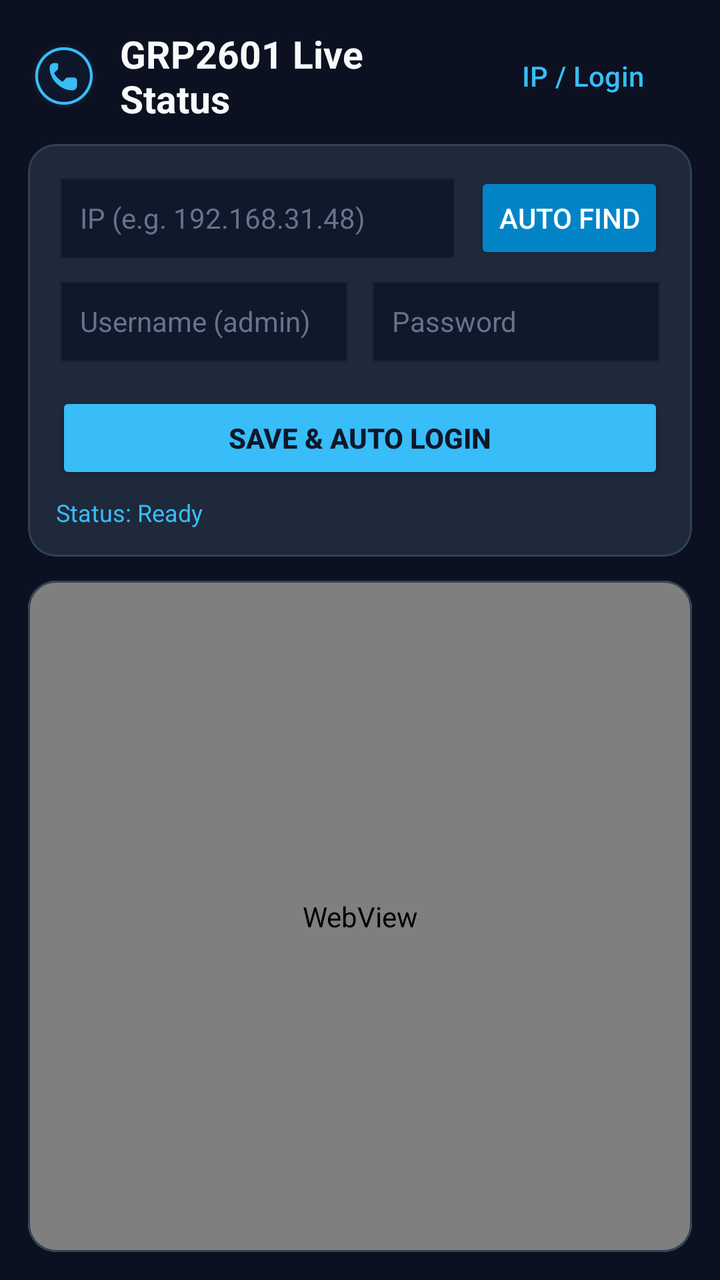
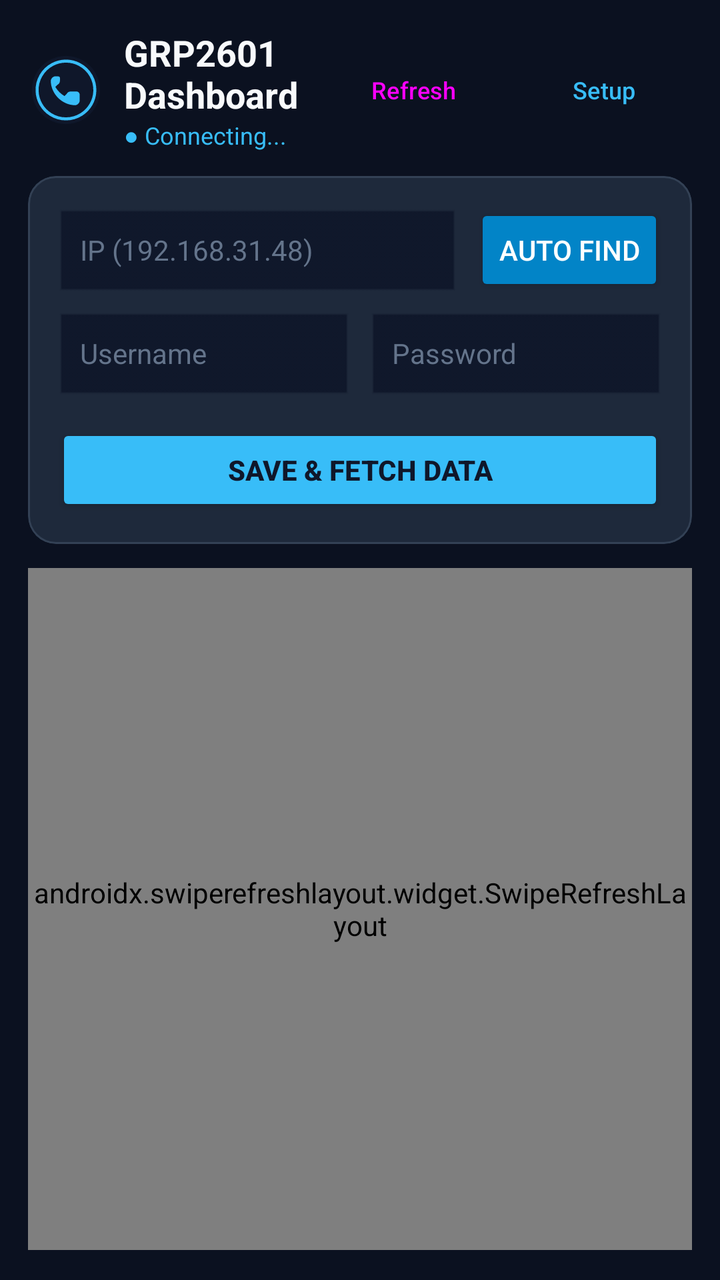

Before-and-after screenshots of an Android layout around one commit, followed by the original layout XML and the change that was made.
<!-- AndroidManifest.xml: application theme Theme.GRPManager -->
<!-- res/layout/activity_main.xml -->
<?xml version="1.0" encoding="utf-8"?>
<LinearLayout xmlns:android="http://schemas.android.com/apk/res/android"
    xmlns:app="http://schemas.android.com/apk/res-auto"
    android:layout_width="match_parent"
    android:layout_height="match_parent"
    android:background="#0B1120"
    android:orientation="vertical"
    android:padding="14dp">

    
    <LinearLayout
        android:layout_width="match_parent"
        android:layout_height="wrap_content"
        android:gravity="center_vertical"
        android:orientation="horizontal"
        android:paddingBottom="10dp">

        <ImageView
            android:layout_width="36dp"
            android:layout_height="36dp"
            android:src="@drawable/ic_grp_logo" />

        <TextView
            android:layout_width="0dp"
            android:layout_height="wrap_content"
            android:layout_marginStart="10dp"
            android:layout_weight="1"
            android:text="GRP2601 Live Status"
            android:textColor="#F8FAFC"
            android:textSize="19sp"
            android:textStyle="bold" />

        <Button
            android:id="@+id/btnToggleSettings"
            style="@style/Widget.Material3.Button.OutlinedButton"
            android:layout_width="wrap_content"
            android:layout_height="40dp"
            android:text="IP / Login"
            android:textColor="#38BDF8"
            app:strokeColor="#38BDF8" />
    </LinearLayout>

    
    <com.google.android.material.card.MaterialCardView
        android:id="@+id/cardConfig"
        android:layout_width="match_parent"
        android:layout_height="wrap_content"
        android:layout_marginBottom="12dp"
        app:cardBackgroundColor="#1E293B"
        app:cardCornerRadius="14dp"
        app:strokeColor="#334155"
        app:strokeWidth="1dp">

        <LinearLayout
            android:layout_width="match_parent"
            android:layout_height="wrap_content"
            android:orientation="vertical"
            android:padding="14dp">

            <LinearLayout
                android:layout_width="match_parent"
                android:layout_height="wrap_content"
                android:orientation="horizontal">

                <EditText
                    android:id="@+id/etIp"
                    android:layout_width="0dp"
                    android:layout_height="46dp"
                    android:layout_weight="1"
                    android:background="@android:drawable/edit_text"
                    android:backgroundTint="#0F172A"
                    android:hint="IP (e.g. 192.168.31.48)"
                    android:inputType="textUri"
                    android:paddingHorizontal="12dp"
                    android:textColor="#FFFFFF"
                    android:textColorHint="#64748B"
                    android:textSize="14sp" />

                <Button
                    android:id="@+id/btnAutoScan"
                    android:layout_width="wrap_content"
                    android:layout_height="46dp"
                    android:layout_marginStart="8dp"
                    android:backgroundTint="#0284C7"
                    android:text="Auto Find"
                    android:textColor="#FFFFFF" />
            </LinearLayout>

            <LinearLayout
                android:layout_width="match_parent"
                android:layout_height="wrap_content"
                android:layout_marginTop="8dp"
                android:orientation="horizontal">

                <EditText
                    android:id="@+id/etUser"
                    android:layout_width="0dp"
                    android:layout_height="46dp"
                    android:layout_marginEnd="4dp"
                    android:layout_weight="1"
                    android:background="@android:drawable/edit_text"
                    android:backgroundTint="#0F172A"
                    android:hint="Username (admin)"
                    android:paddingHorizontal="12dp"
                    android:textColor="#FFFFFF"
                    android:textColorHint="#64748B"
                    android:textSize="14sp" />

                <EditText
                    android:id="@+id/etPass"
                    android:layout_width="0dp"
                    android:layout_height="46dp"
                    android:layout_marginStart="4dp"
                    android:layout_weight="1"
                    android:background="@android:drawable/edit_text"
                    android:backgroundTint="#0F172A"
                    android:hint="Password"
                    android:inputType="textPassword"
                    android:paddingHorizontal="12dp"
                    android:textColor="#FFFFFF"
                    android:textColorHint="#64748B"
                    android:textSize="14sp" />
            </LinearLayout>

            <Button
                android:id="@+id/btnConnect"
                android:layout_width="match_parent"
                android:layout_height="46dp"
                android:layout_marginTop="10dp"
                android:backgroundTint="#38BDF8"
                android:text="Save &amp; Auto Login"
                android:textColor="#0F172A"
                android:textStyle="bold" />

            <TextView
                android:id="@+id/tvScanStatus"
                android:layout_width="match_parent"
                android:layout_height="wrap_content"
                android:layout_marginTop="6dp"
                android:text="Status: Ready"
                android:textColor="#38BDF8"
                android:textSize="12sp" />
        </LinearLayout>
    </com.google.android.material.card.MaterialCardView>

    
    <com.google.android.material.card.MaterialCardView
        android:layout_width="match_parent"
        android:layout_height="0dp"
        android:layout_weight="1"
        app:cardBackgroundColor="#1E293B"
        app:cardCornerRadius="14dp"
        app:strokeColor="#334155"
        app:strokeWidth="1dp">

        <WebView
            android:id="@+id/webView"
            android:layout_width="match_parent"
            android:layout_height="match_parent" />
    </com.google.android.material.card.MaterialCardView>

</LinearLayout>
<!-- resources referenced by this layout -->
<resources>
  <!-- drawable ic_grp_logo (drawable) -->
  <vector xmlns:android="http://schemas.android.com/apk/res/android"
      android:width="120dp"
      android:height="120dp"
      android:viewportWidth="100"
      android:viewportHeight="100">
      <path
          android:fillColor="#0F172A"
          android:pathData="M50,5 A45,45 0 1,1 49.9,5 Z" />
      <path
          android:strokeColor="#38BDF8"
          android:strokeWidth="4"
          android:fillColor="#00000000"
          android:pathData="M50,12 A38,38 0 1,1 49.9,12 Z" />
      <path
          android:fillColor="#38BDF8"
          android:pathData="M36,32 C33,32 30,35 30,38 C30,55 45,70 62,70 C65,70 68,67 68,64 L68,56 C68,54 66,52 64,52 L56,52 C54,52 52,53 51,55 L48,58 C43,55 39,51 36,46 L39,43 C41,42 42,40 42,38 L42,34 C42,32 40,32 36,32 Z" />
  </vector>
  <style name="Theme.GRPManager" parent="Theme.Material3.Dark.NoActionBar">
          <item name="colorPrimary">#38BDF8</item>
          <item name="colorOnPrimary">#0F172A</item>
          <item name="colorSecondary">#0EA5E9</item>
          <item name="android:windowBackground">#0B1120</item>
          <item name="android:statusBarColor">#0B1120</item>
      </style>
</resources>

<!-- the commit's change to res/layout/activity_main.xml (unified diff, before → after) -->
@@ -13,30 +13,54 @@
         android:layout_height="wrap_content"
         android:gravity="center_vertical"
         android:orientation="horizontal"
-        android:paddingBottom="10dp">
+        android:paddingBottom="12dp">
 
         <ImageView
-            android:layout_width="36dp"
-            android:layout_height="36dp"
+            android:layout_width="38dp"
+            android:layout_height="38dp"
             android:src="@drawable/ic_grp_logo" />
 
-        <TextView
+        <LinearLayout
             android:layout_width="0dp"
             android:layout_height="wrap_content"
             android:layout_marginStart="10dp"
             android:layout_weight="1"
-            android:text="GRP2601 Live Status"
-            android:textColor="#F8FAFC"
-            android:textSize="19sp"
-            android:textStyle="bold" />
+            android:orientation="vertical">
+
+            <TextView
+                android:layout_width="wrap_content"
+                android:layout_height="wrap_content"
+                android:text="GRP2601 Dashboard"
+                android:textColor="#F8FAFC"
+                android:textSize="18sp"
+                android:textStyle="bold" />
+
+            <TextView
+                android:id="@+id/tvConnectionBadge"
+                android:layout_width="wrap_content"
+                android:layout_height="wrap_content"
+                android:text="● Connecting..."
+                android:textColor="#38BDF8"
+                android:textSize="12sp" />
+        </LinearLayout>
+
+        <Button
+            android:id="@+id/btnRefresh"
+            style="@style/Widget.Material3.Button.TonalButton"
+            android:layout_width="wrap_content"
+            android:layout_height="40dp"
+            android:layout_marginEnd="6dp"
+            android:text="Refresh"
+            android:textSize="12sp" />
 
         <Button
             android:id="@+id/btnToggleSettings"
             style="@style/Widget.Material3.Button.OutlinedButton"
             android:layout_width="wrap_content"
             android:layout_height="40dp"
-            android:text="IP / Login"
+            android:text="Setup"
             android:textColor="#38BDF8"
+            android:textSize="12sp"
             app:strokeColor="#38BDF8" />
     </LinearLayout>
 
@@ -69,7 +93,7 @@
                     android:layout_weight="1"
                     android:background="@android:drawable/edit_text"
                     android:backgroundTint="#0F172A"
-                    android:hint="IP (e.g. 192.168.31.48)"
+                    android:hint="IP (192.168.31.48)"
                     android:inputType="textUri"
                     android:paddingHorizontal="12dp"
                     android:textColor="#FFFFFF"
@@ -100,7 +124,7 @@
                     android:layout_weight="1"
                     android:background="@android:drawable/edit_text"
                     android:backgroundTint="#0F172A"
-                    android:hint="Username (admin)"
+                    android:hint="Username"
                     android:paddingHorizontal="12dp"
                     android:textColor="#FFFFFF"
                     android:textColorHint="#64748B"
@@ -128,35 +152,49 @@
                 android:layout_height="46dp"
                 android:layout_marginTop="10dp"
                 android:backgroundTint="#38BDF8"
-                android:text="Save &amp; Auto Login"
+                android:text="Save &amp; Fetch Data"
                 android:textColor="#0F172A"
                 android:textStyle="bold" />
-
-            <TextView
-                android:id="@+id/tvScanStatus"
-                android:layout_width="match_parent"
-                android:layout_height="wrap_content"
-                android:layout_marginTop="6dp"
-                android:text="Status: Ready"
-                android:textColor="#38BDF8"
-                android:textSize="12sp" />
         </LinearLayout>
     </com.google.android.material.card.MaterialCardView>
 
     
-    <com.google.android.material.card.MaterialCardView
+    <androidx.swiperefreshlayout.widget.SwipeRefreshLayout
+        android:id="@+id/swipeRefresh"
         android:layout_width="match_parent"
         android:layout_height="0dp"
-        android:layout_weight="1"
-        app:cardBackgroundColor="#1E293B"
-        app:cardCornerRadius="14dp"
-        app:strokeColor="#334155"
-        app:strokeWidth="1dp">
-
-        <WebView
-            android:id="@+id/webView"
+        android:layout_weight="1">
+
+        <ScrollView
             android:layout_width="match_parent"
-            android:layout_height="match_parent" />
-    </com.google.android.material.card.MaterialCardView>
+            android:layout_height="match_parent">
+
+            <LinearLayout
+                android:id="@+id/cardsContainer"
+                android:layout_width="match_parent"
+                android:layout_height="wrap_content"
+                android:orientation="vertical"
+                android:paddingBottom="20dp">
+
+                
+                <TextView
+                    android:id="@+id/tvEmptyState"
+                    android:layout_width="match_parent"
+                    android:layout_height="wrap_content"
+                    android:gravity="center"
+                    android:padding="30dp"
+                    android:text="ব্যাকগ্রাউন্ড থেকে ডাটা আনা হচ্ছে..."
+                    android:textColor="#94A3B8"
+                    android:textSize="15sp" />
+            </LinearLayout>
+        </ScrollView>
+    </androidx.swiperefreshlayout.widget.SwipeRefreshLayout>
+
+    
+    <WebView
+        android:id="@+id/hiddenWebView"
+        android:layout_width="1dp"
+        android:layout_height="1dp"
+        android:visibility="invisible" />
 
 </LinearLayout>
